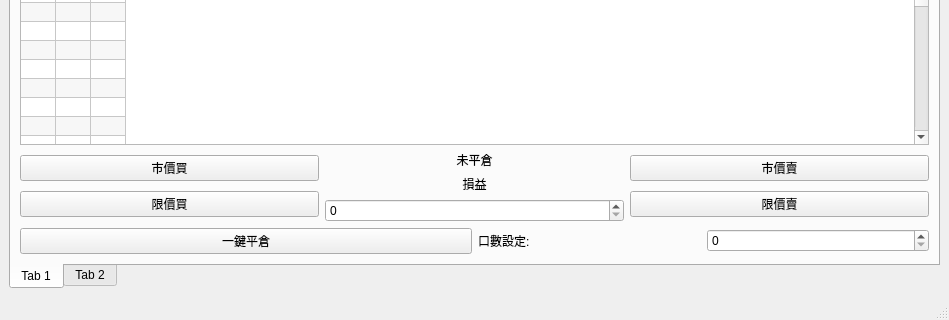
Old version of the form TMW.ui in the repository clamgee/python-code; both pictures show x 0 to 949 and y 280 to 600 of the 949 by 600 pixel window.
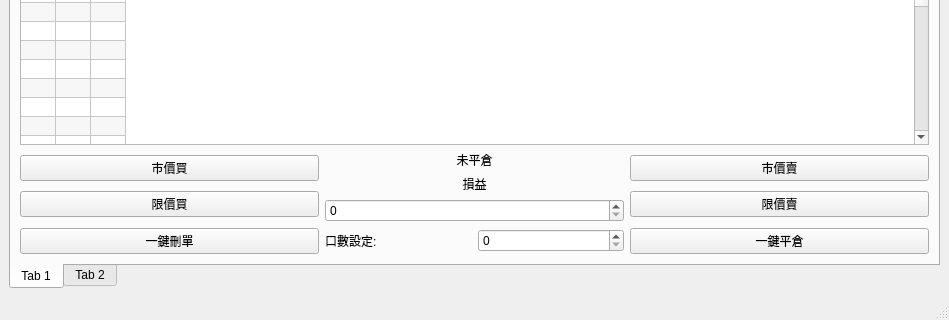
New version of the form.

```diff
--- a/TMW.ui
+++ b/TMW.ui
@@ -47,15 +47,6 @@
        </attribute>
        <layout class="QGridLayout" name="gridLayout">
         <item row="0" column="0">
-         <layout class="QHBoxLayout" name="horizontalLayout_6" stretch="5,1">
-          <item>
-           <layout class="QGridLayout" name="gridLayout_3" rowstretch="0" columnstretch="0">
-            <property name="sizeConstraint">
-             <enum>QLayout::SetDefaultConstraint</enum>
-            </property>
-           </layout>
-          </item>
-          <item>
            <layout class="QVBoxLayout" name="verticalLayout_5" stretch="1,5,2,1">
             <item>
              <layout class="QVBoxLayout" name="verticalLayout">
@@ -236,7 +227,7 @@
               <item>
                <widget class="QPushButton" name="pushButton_7">
                 <property name="text">
-                 <string>一鍵平倉</string>
+               <string>一鍵刪單</string>
                 </property>
                </widget>
               </item>
@@ -254,7 +245,12 @@
                 </item>
                </layout>
               </item>
-             </layout>
+            <item>
+             <widget class="QPushButton" name="pushButton_8">
+              <property name="text">
+               <string>一鍵平倉</string>
+              </property>
+             </widget>
             </item>
            </layout>
           </item>
```
Lines whose indentation alone changed are shown as unchanged.
